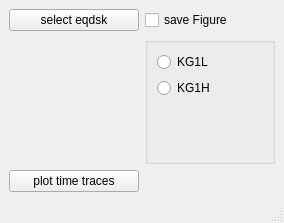
Qt form eqdsk_window.ui (bruvio/multitool) before a commit.
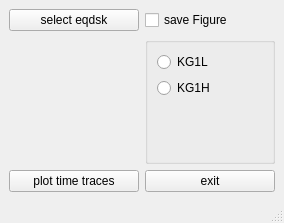
The same form after that commit.

```diff
--- a/eqdsk_window.ui
+++ b/eqdsk_window.ui
@@ -71,6 +71,13 @@
       </layout>
      </widget>
     </item>
+    <item row="2" column="1">
+     <widget class="QPushButton" name="eqdsk_exit">
+      <property name="text">
+       <string>exit</string>
+      </property>
+     </widget>
+    </item>
    </layout>
   </widget>
   <widget class="QMenuBar" name="menubar">
```
